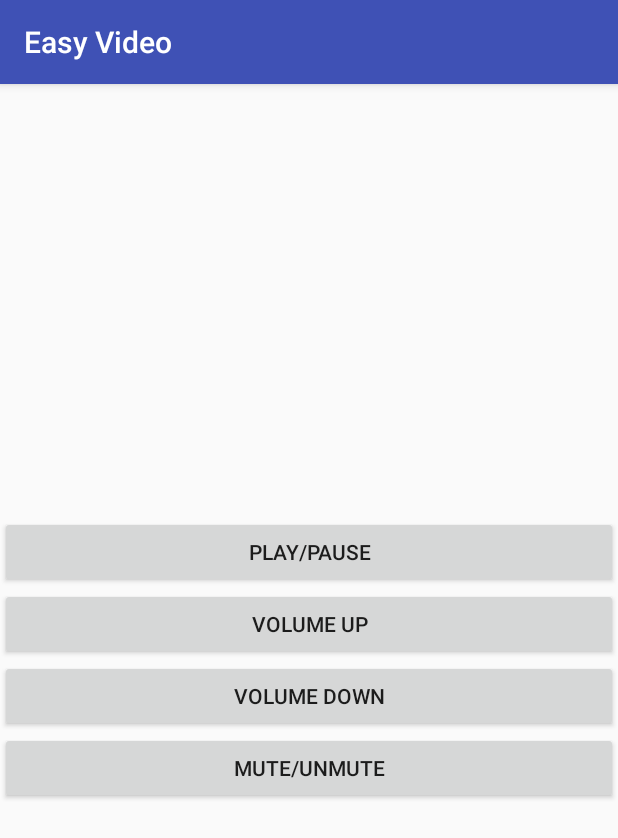
After one commit to v-adhithyan/easyvideo, an Android app: the RemoteControlActivity screen opened directly, with no data from a screen before it, on a phone screen of 412 x 824 dp. The commit adds this screen. Shown: the top 838 px of the screen. Run offline under Robolectric (Android 15) with nearby library versions, the phone set to English and light mode, and no system bars.

Commit message:
play/pause, volume control functions added

```diff
--- a/android/mobile/src/main/AndroidManifest.xml
+++ b/android/mobile/src/main/AndroidManifest.xml
@@ -20,7 +20,8 @@
                 <category android:name="android.intent.category.LAUNCHER" />
             </intent-filter>
         </activity>
-        <activity android:name=".ui.ControllerActivity"></activity>
+        <activity android:name=".ui.ListActivity" />
+        <activity android:name=".ui.RemoteControlActivity"></activity>
     </application>
 
 </manifest>
--- a/android/mobile/src/main/java/ceg/avtechlabs/easyvideo/util/Globals.kt
+++ b/android/mobile/src/main/java/ceg/avtechlabs/easyvideo/util/Globals.kt
@@ -11,7 +11,9 @@ class Globals {
         var device: BluetoothDevice? = null
         val EV_RESPONSE = 0
         val EV_EMPTY = -1
+        val EV_PLAY = 1
         val EV_LIST = "ev_list"
+        val EV_PLAY_RESPONSE = "ev_play"
         val DELIMITER = ",,,"
     }
 }
--- a/android/mobile/src/main/res/layout/activity_controller.xml
+++ b/android/mobile/src/main/res/layout/activity_list.xml
@@ -4,7 +4,7 @@
     xmlns:tools="http://schemas.android.com/tools"
     android:layout_width="match_parent"
     android:layout_height="match_parent"
-    tools:context="ceg.avtechlabs.easyvideo.ui.ControllerActivity">
+    tools:context="ceg.avtechlabs.easyvideo.ui.ListActivity">
 
     <Button
         android:id="@+id/button_list"
--- /dev/null
+++ b/android/mobile/src/main/res/layout/activity_remote_control.xml
@@ -0,0 +1,40 @@
+<?xml version="1.0" encoding="utf-8"?>
+<LinearLayout
+    xmlns:android="http://schemas.android.com/apk/res/android"
+    xmlns:app="http://schemas.android.com/apk/res-auto"
+    xmlns:tools="http://schemas.android.com/tools"
+    android:layout_width="match_parent"
+    android:layout_height="match_parent"
+    android:orientation="vertical"
+    tools:context="ceg.avtechlabs.easyvideo.ui.RemoteControlActivity"
+    android:gravity="center" >
+
+    <Button
+        android:id="@+id/button_playback"
+        android:layout_width="match_parent"
+        android:layout_height="wrap_content"
+        android:text="Play/Pause"
+        android:onClick="playback"/>
+
+    <Button
+        android:id="@+id/button_volumedown"
+        android:layout_width="match_parent"
+        android:layout_height="wrap_content"
+        android:text="Volume up"
+        android:onClick="volumeUp"/>
+
+    <Button
+        android:id="@+id/button_volumeup"
+        android:layout_width="match_parent"
+        android:layout_height="wrap_content"
+        android:text="Volume down"
+        android:onClick="volumeDown"/>
+
+    <Button
+        android:id="@+id/button_mute"
+        android:layout_width="match_parent"
+        android:layout_height="wrap_content"
+        android:text="Mute/Unmute"
+        android:onClick="mute"/>
+
+</LinearLayout>
```
Also changed, not shown: android/mobile/src/main/java/ceg/avtechlabs/easyvideo/threads/SendThread.kt (+9 -0 lines), android/mobile/src/main/java/ceg/avtechlabs/easyvideo/ui/ListActivity.kt (renamed from android/mobile/src/main/java/ceg/avtechlabs/easyvideo/ui/ControllerActivity.kt, +18 -7 lines), android/mobile/src/main/java/ceg/avtechlabs/easyvideo/ui/MainActivity.kt (+1 -13 lines), android/mobile/src/main/java/ceg/avtechlabs/easyvideo/ui/RemoteControlActivity.kt (added, +61 -0 lines), 5 other files.
